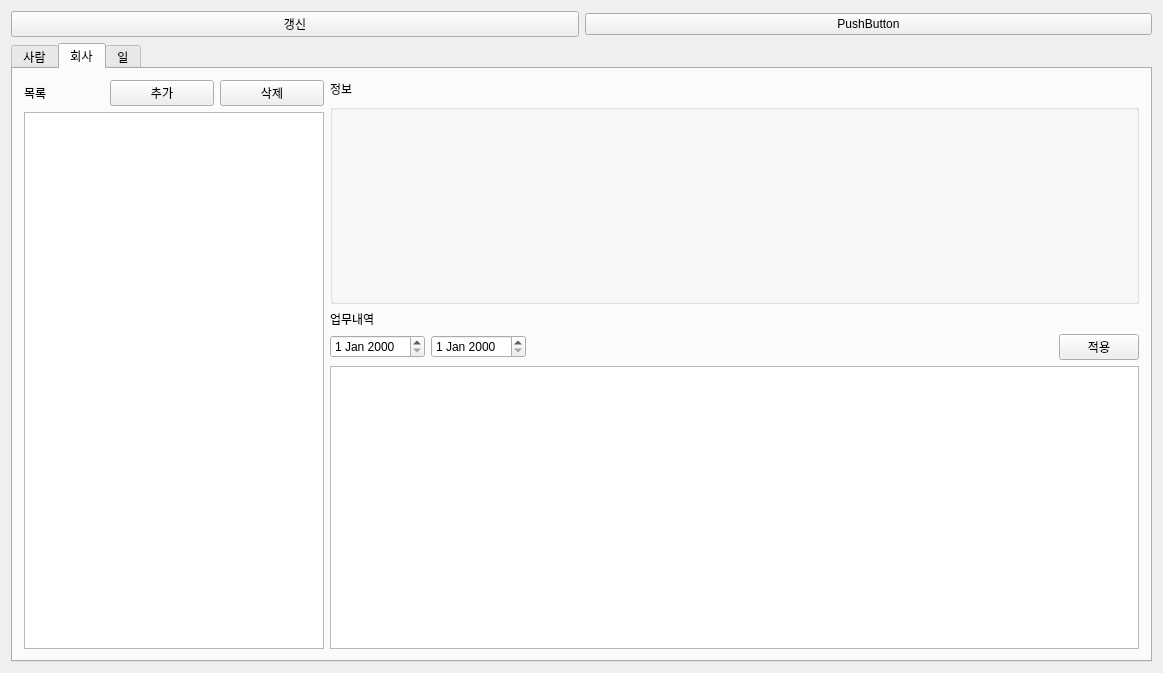
Old version of the form src/mainwindow.ui in the repository Hyuntae-Lee/HuResMgr.
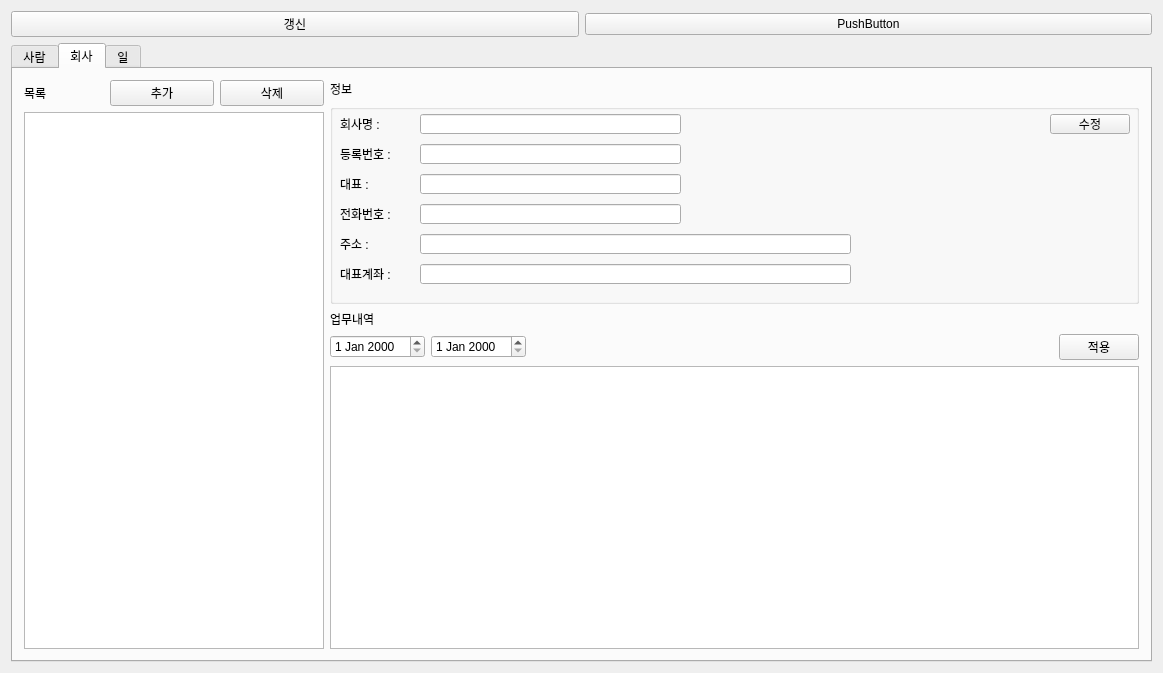
New version of the form. The open tabs and pages were chosen to show the change.

What changed in the file:
```diff
--- a/src/mainwindow.ui
+++ b/src/mainwindow.ui
@@ -490,18 +490,18 @@
               <rect>
                <x>10</x>
                <y>10</y>
-               <width>400</width>
+               <width>60</width>
                <height>20</height>
               </rect>
              </property>
              <property name="minimumSize">
               <size>
-               <width>400</width>
+               <width>0</width>
                <height>0</height>
               </size>
              </property>
              <property name="text">
-              <string/>
+              <string>회사명 :</string>
              </property>
             </widget>
             <widget class="QLabel" name="label_companyBlNum">
@@ -509,18 +509,18 @@
               <rect>
                <x>10</x>
                <y>40</y>
-               <width>400</width>
+               <width>60</width>
                <height>20</height>
               </rect>
              </property>
              <property name="minimumSize">
               <size>
-               <width>400</width>
+               <width>0</width>
                <height>0</height>
               </size>
              </property>
              <property name="text">
-              <string/>
+              <string>등록번호 :</string>
              </property>
             </widget>
             <widget class="QLabel" name="label_companyOwner">
@@ -528,18 +528,18 @@
               <rect>
                <x>10</x>
                <y>70</y>
-               <width>400</width>
+               <width>60</width>
                <height>20</height>
               </rect>
              </property>
              <property name="minimumSize">
               <size>
-               <width>400</width>
+               <width>0</width>
                <height>0</height>
               </size>
              </property>
              <property name="text">
-              <string/>
+              <string>대표 :</string>
              </property>
             </widget>
             <widget class="QLabel" name="label_companyAddress">
@@ -547,18 +547,18 @@
               <rect>
                <x>10</x>
                <y>130</y>
-               <width>400</width>
+               <width>60</width>
                <height>20</height>
               </rect>
              </property>
              <property name="minimumSize">
               <size>
-               <width>400</width>
+               <width>0</width>
                <height>0</height>
               </size>
              </property>
              <property name="text">
-              <string/>
+              <string>주소 :</string>
              </property>
             </widget>
             <widget class="QLabel" name="label_companyPhoneNum">
@@ -566,18 +566,18 @@
               <rect>
                <x>10</x>
                <y>100</y>
-               <width>400</width>
+               <width>60</width>
                <height>20</height>
               </rect>
              </property>
              <property name="minimumSize">
               <size>
-               <width>400</width>
+               <width>0</width>
                <height>0</height>
               </size>
              </property>
              <property name="text">
-              <string/>
+              <string>전화번호 :</string>
              </property>
             </widget>
             <widget class="QLabel" name="label_companyAccount">
@@ -585,18 +585,94 @@
               <rect>
                <x>10</x>
                <y>160</y>
-               <width>400</width>
+               <width>60</width>
                <height>20</height>
               </rect>
              </property>
              <property name="minimumSize">
               <size>
-               <width>400</width>
+               <width>0</width>
                <height>0</height>
               </size>
              </property>
              <property name="text">
-              <string/>
+              <string>대표계좌 :</string>
+             </property>
+            </widget>
+            <widget class="QLineEdit" name="lineEdit_companyName">
+             <property name="geometry">
+              <rect>
+               <x>90</x>
+               <y>10</y>
+               <width>261</width>
+               <height>20</height>
+              </rect>
+             </property>
+            </widget>
+            <widget class="QLineEdit" name="lineEdit_companyBlNum">
+             <property name="geometry">
+              <rect>
+               <x>90</x>
+               <y>40</y>
+               <width>261</width>
+               <height>20</height>
+              </rect>
+             </property>
+             <property name="readOnly">
+              <bool>true</bool>
+             </property>
+            </widget>
+            <widget class="QLineEdit" name="lineEdit_companyOwner">
+             <property name="geometry">
+              <rect>
+               <x>90</x>
+               <y>70</y>
+               <width>261</width>
+               <height>20</height>
+              </rect>
+             </property>
+            </widget>
+            <widget class="QLineEdit" name="lineEdit_companyPhoneNum">
+             <property name="geometry">
+              <rect>
+               <x>90</x>
+               <y>100</y>
+               <width>261</width>
+               <height>20</height>
+              </rect>
+             </property>
+            </widget>
+            <widget class="QLineEdit" name="lineEdit_companyAccount">
+             <property name="geometry">
+              <rect>
+               <x>90</x>
+               <y>160</y>
+               <width>431</width>
+               <height>20</height>
+              </rect>
+             </property>
+            </widget>
+            <widget class="QLineEdit" name="lineEdit_companyAddress">
+             <property name="geometry">
+              <rect>
+               <x>90</x>
+               <y>130</y>
+               <width>431</width>
+               <height>20</height>
+              </rect>
+             </property>
+            </widget>
+            <widget class="QPushButton" name="pushButton_companyEditApply">
+             <property name="geometry">
+              <rect>
+               <x>720</x>
+               <y>10</y>
+               <width>80</width>
+               <height>20</height>
+              </rect>
+             </property>
+             <property name="text">
+              <string>수정</string>
              </property>
             </widget>
            </widget>
```
Left out of the diff: 10 changed lines with no effect on the pictures.
